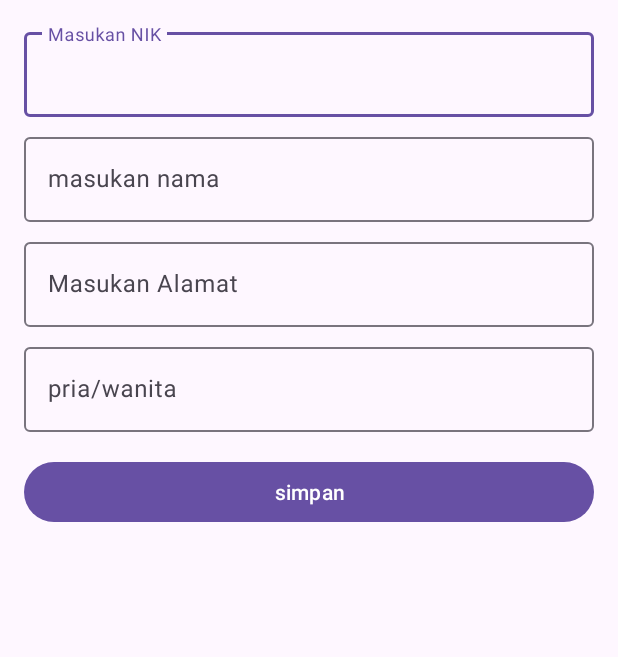
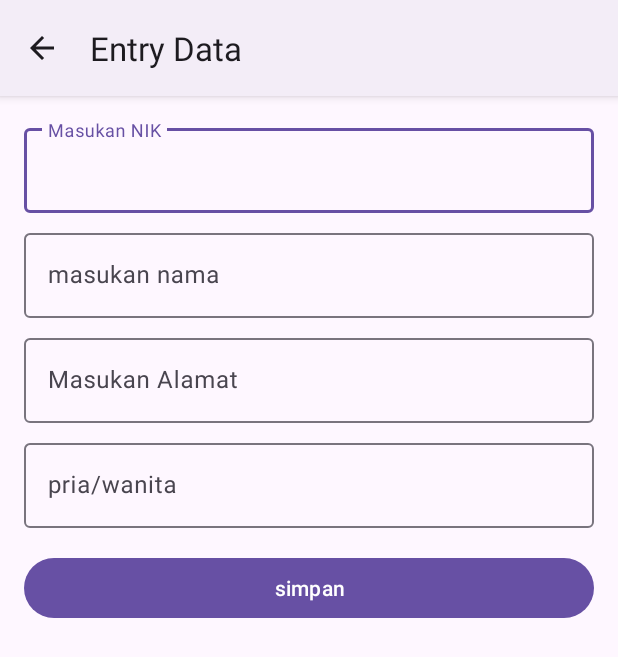
Before and after one commit to briliyantoakbar/Aplikasi-KPU, an Android app: the EntryFormActivity screen opened directly, with no data from a screen before it, on a phone screen of 412 x 824 dp. Shown: the top 657 px of the screen. Run offline under Robolectric (Android 15) with nearby library versions, the phone set to English and light mode, and no system bars.

Commit message:
update aplikasi kpu

```diff
--- a/app/src/main/java/com/example/aplikasikpu/ui/EntryFormActivity.kt
+++ b/app/src/main/java/com/example/aplikasikpu/ui/EntryFormActivity.kt
@@ -12,6 +12,8 @@ class EntryFormActivity : AppCompatActivity() {
     override fun onCreate(savedInstanceState: Bundle?) {
         super.onCreate(savedInstanceState)
         setContentView(R.layout.activity_entry_form)
+        getSupportActionBar()?.setTitle("Entry Data")
+
         val btnSave=findViewById<Button>(R.id.btn_save);
         val edtNIK=findViewById<EditText>(R.id.edt_nik);
         val edtNAMA=findViewById<EditText>(R.id.edt_name);
--- a/app/src/main/java/com/example/aplikasikpu/ui/ListDataActivity.kt
+++ b/app/src/main/java/com/example/aplikasikpu/ui/ListDataActivity.kt
@@ -15,6 +15,7 @@ class ListDataActivity : AppCompatActivity() {
         val rview=findViewById<RecyclerView>(R.id.rview)
         val helper=DbHelper(this)
         val dataGetAll=helper.getAll()
+        getSupportActionBar()?.setTitle("List Data")
         val layoutManager =
             LinearLayoutManager(applicationContext, LinearLayoutManager.VERTICAL, false)
 
--- a/app/src/main/java/com/example/aplikasikpu/ui/UpdateActivity.kt
+++ b/app/src/main/java/com/example/aplikasikpu/ui/UpdateActivity.kt
@@ -18,6 +18,8 @@ class UpdateActivity : AppCompatActivity() {
         val edtUpdateALAMAT = findViewById<EditText>(R.id.edt_update_address)
         val edtUpdateGENDER = findViewById<EditText>(R.id.edt_update_sex)
         val btnUpdate = findViewById<Button>(R.id.btn_update)
+        getSupportActionBar()?.setTitle("Update Data")
+
         var id = intent.getStringExtra("ID").toString()
         edtUpdateNIK.setText(intent.getStringExtra("NIK"))
         edtUpdateNAMA.setText(intent.getStringExtra("NAMA"))
--- a/app/src/main/res/values/themes.xml
+++ b/app/src/main/res/values/themes.xml
@@ -6,4 +6,10 @@
     </style>
 
     <style name="Theme.AplikasiKPU" parent="Base.Theme.AplikasiKPU" />
+
+    <style name="Base.Theme.MyApp" parent="Theme.Material3.DayNight">
+
+
+    </style>
+    <style name="Theme.MyApp" parent="Base.Theme.MyApp" />
 </resources>
```
Also changed, not shown: app/src/main/AndroidManifest.xml (+8 -0 lines).
